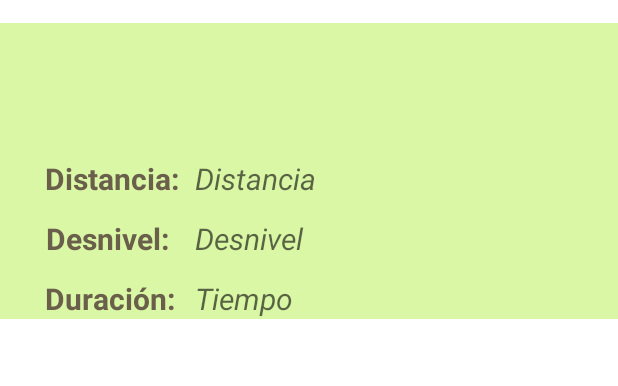
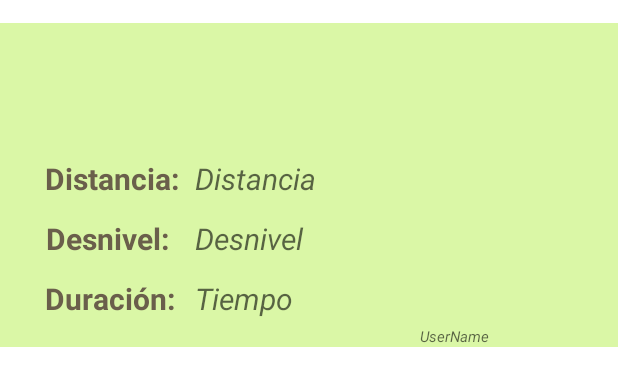
Before and after one commit to prisqc/PFGHiking-FINAL, an Android app: the layout row_ruta_recycler.xml on its own in the app's theme, with its tools: preview values and no code run, on a phone screen of 412 x 824 dp. Shown: the top 386 px of the screen. Run offline under Robolectric (Android 15) with nearby library versions, the phone set to English and light mode, and no system bars.

Commit message:
modificación row recycler ruta (user) y creación del adapterRuta

```diff
--- a/app/build.gradle
+++ b/app/build.gradle
@@ -33,6 +33,10 @@ dependencies {
     implementation 'androidx.appcompat:appcompat:1.4.2'
     implementation 'com.google.android.material:material:1.6.1'
     implementation 'androidx.constraintlayout:constraintlayout:2.1.4'
+    implementation 'com.github.bumptech.glide:glide:4.13.0'
+    annotationProcessor 'com.github.bumptech.glide:compiler:4.13.0'
+    implementation 'androidx.recyclerview:recyclerview:1.2.1'
+    implementation 'androidx.cardview:cardview:1.0.0'
     implementation 'com.google.firebase:firebase-auth:21.0.5'
     implementation 'com.google.firebase:firebase-database:20.0.5'
     implementation 'com.google.android.gms:play-services-measurement-api:20.1.0'
--- a/app/src/main/res/layout/row_ruta_recycler.xml
+++ b/app/src/main/res/layout/row_ruta_recycler.xml
@@ -1,5 +1,6 @@
 <?xml version="1.0" encoding="utf-8"?>
 <androidx.constraintlayout.widget.ConstraintLayout xmlns:android="http://schemas.android.com/apk/res/android"
+    xmlns:tools="http://schemas.android.com/tools"
     android:layout_width="match_parent"
     android:layout_height="wrap_content"
     xmlns:app="http://schemas.android.com/apk/res-auto"
@@ -98,6 +99,34 @@
         app:layout_constraintTop_toTopOf="parent" />
 
     <TextView
+        android:id="@+id/TV_User_Layout"
+        android:layout_width="match_parent"
+        android:layout_height="wrap_content"
+        android:layout_marginStart="280dp"
+        android:layout_marginTop="10dp"
+        android:layout_marginEnd="30dp"
+        android:hint="UserName"
+        android:textAlignment="textStart"
+        android:textColor="@color/lightbrown"
+        android:textSize="10sp"
+        android:textStyle="italic"
+        app:layout_constraintEnd_toEndOf="parent"
+        app:layout_constraintStart_toStartOf="parent"
+        app:layout_constraintTop_toBottomOf="@+id/img_Ruta_Layout" />
+
+
+    <ImageView
+        android:id="@+id/img_Ruta_Layout"
+        android:layout_width="140dp"
+        android:layout_height="100dp"
+        android:layout_marginTop="22dp"
+        android:layout_marginEnd="10dp"
+        android:paddingBottom="5dp"
+        app:layout_constraintEnd_toEndOf="parent"
+        app:layout_constraintTop_toBottomOf="@+id/TV_name_Layout" />
+
+
+    <TextView
         android:id="@+id/TV_timeRuta_Layout"
         android:layout_width="match_parent"
         android:layout_height="wrap_content"
@@ -114,15 +143,4 @@
         app:layout_constraintEnd_toEndOf="parent"
         />
 
-
-    <ImageView
-        android:id="@+id/img_Ruta_Layout"
-        android:layout_width="140dp"
-        android:layout_height="100dp"
-        android:layout_marginEnd="10dp"
-        android:layout_marginBottom="5dp"
-        android:paddingBottom="5dp"
-        app:layout_constraintBottom_toBottomOf="parent"
-        app:layout_constraintEnd_toEndOf="parent" />
-
 </androidx.constraintlayout.widget.ConstraintLayout>
```
Also changed, not shown: app/src/main/java/com/example/pfghiking/RecyclerRutaAdapter.java (+70 -1 lines).
